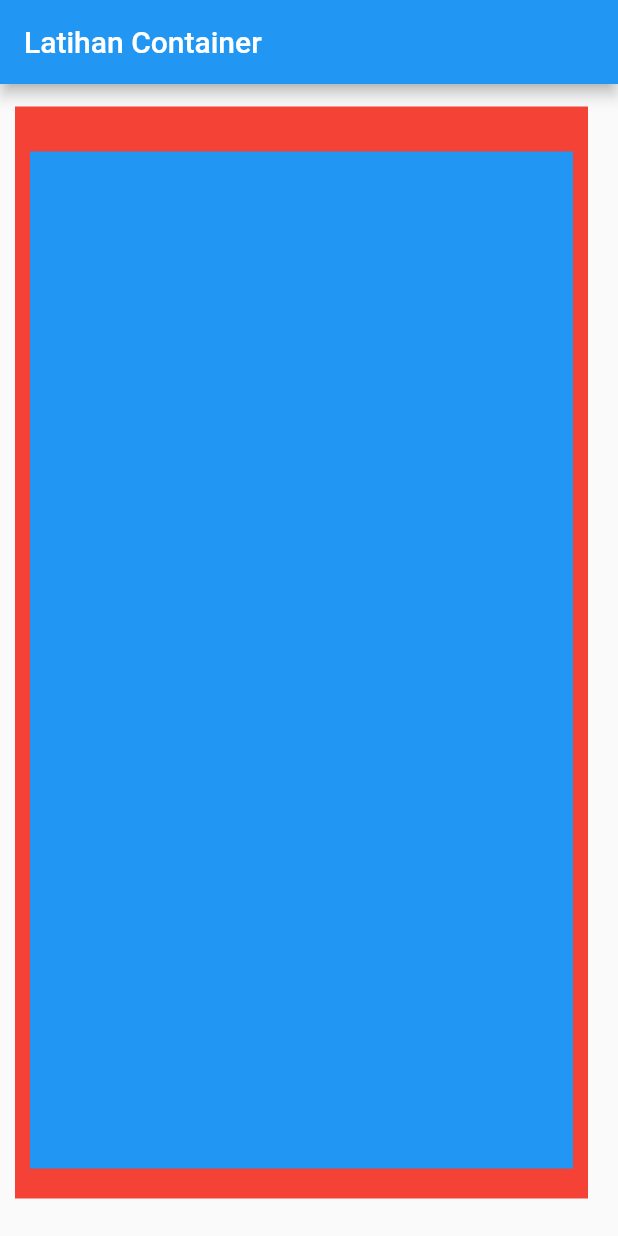
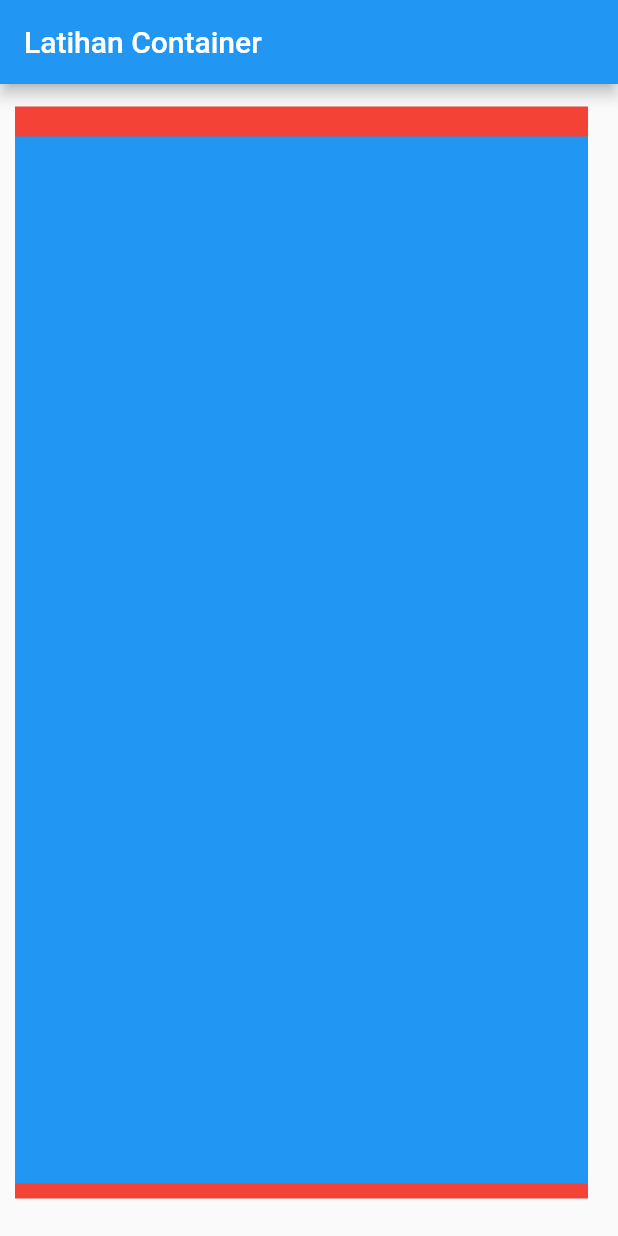
Before and after one commit to feyto81/learn-flutter-container, a Flutter app: the screen it shows after launch, on a phone screen of 412 x 824 dp. Run offline on Flutter 3.47's test engine with Material 2 defaults, Android fonts, the phone set to English and light mode, and no system bars.

Commit message:
adding box decoration color blue

```diff
--- a/lib/main.dart
+++ b/lib/main.dart
@@ -15,10 +15,9 @@ class MyApp extends StatelessWidget {
         body: Container(
           color: Colors.red,
           margin: EdgeInsets.fromLTRB(10, 15, 20, 25),
-          padding: EdgeInsets.only(bottom: 10,top: 20),
+          padding: EdgeInsets.only(bottom: 10, top: 20),
           child: Container(
-            color: Colors.blue,
-            margin: EdgeInsets.all(10),
+            decoration: BoxDecoration(color: Colors.blue),
           ),
         ),
       ),
```
